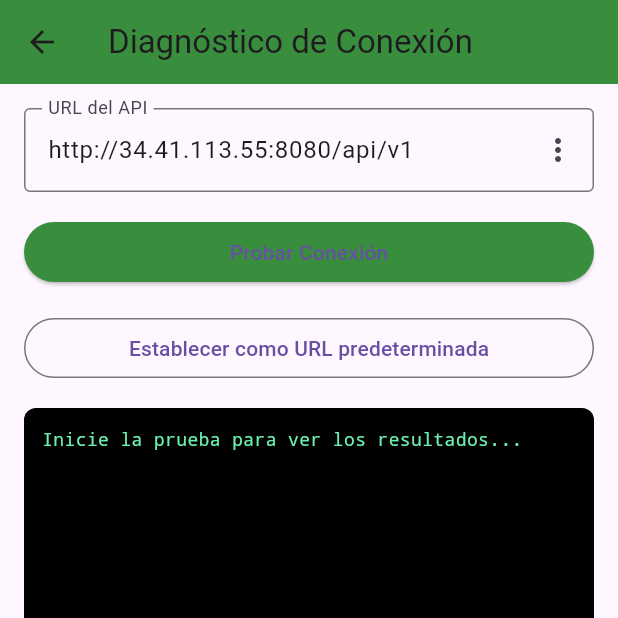
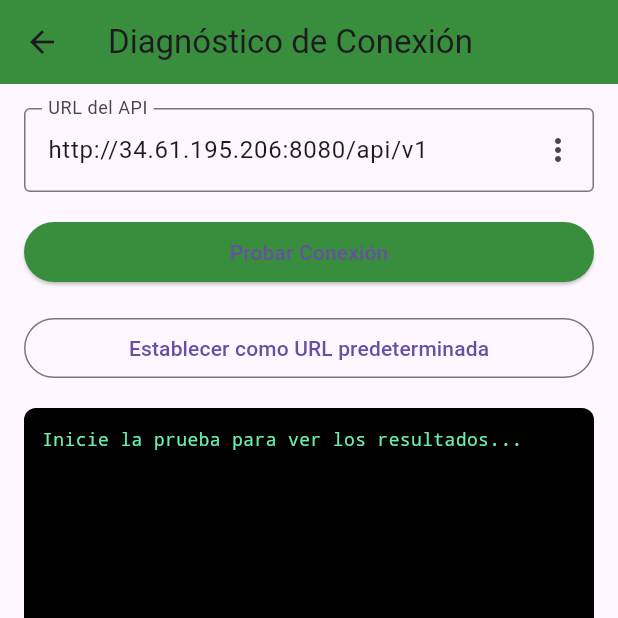
Before and after one commit to SteevenRiofrio/riocaja_smart_frontend, a Flutter app: the DebugScreen screen opened directly, on a phone screen of 412 x 824 dp, the top half of it. Run offline on Flutter 3.47's test engine with Material 3 defaults, Android fonts, the phone set to English and light mode, and no system bars; our stand-ins replace camera, firebase_core, pdf, share_plus, shared_preferences; missing offline and left inert: google_mlkit_text_recognition; accounts and stored records are empty.

Commit message:
cambio de ip

```diff
--- a/lib/screens/debug_screen.dart
+++ b/lib/screens/debug_screen.dart
@@ -18,7 +18,7 @@ class _DebugScreenState extends State<DebugScreen> {
   TextEditingController _urlController = TextEditingController();
 
   // Lista simplificada con únicamente la IP del servidor Debian
-  List<String> _predefinedUrls = ['http://34.41.113.55/api/v1'];
+  List<String> _predefinedUrls = ['http://34.61.195.206/api/v1'];
 
   @override
   void initState() {
--- a/lib/services/admin_service.dart
+++ b/lib/services/admin_service.dart
@@ -8,7 +8,7 @@ import 'package:riocaja_smart/screens/login_screen.dart';
 
 class AdminService {
   // Misma base URL que usamos para el API
-  String baseUrl = 'http://34.41.113.55:8080/api/v1/auth';
+  String baseUrl = 'http://34.61.195.206:8080/api/v1/auth';
   String? _authToken;
   BuildContext? _context;
 
--- a/lib/services/api_service.dart
+++ b/lib/services/api_service.dart
@@ -11,7 +11,7 @@ import 'package:riocaja_smart/screens/login_screen.dart';
 
 class ApiService {
   // URL con dirección IP directa
-  String baseUrl = 'http://34.41.113.55:8080/api/v1';
+  String baseUrl = 'http://34.61.195.206:8080/api/v1';
 
   // Token de autenticación
   String? _authToken;
@@ -239,7 +239,6 @@ class ApiService {
     }
   }
 
-  // MEJORADO: Guardar un nuevo comprobante con información del usuario
   Future<bool> saveReceipt(Receipt receipt) async {
     try {
       final url = '$baseUrl/receipts/';
--- a/lib/services/auth_service.dart
+++ b/lib/services/auth_service.dart
@@ -6,7 +6,7 @@ import 'package:riocaja_smart/models/user.dart';
 
 class AuthService {
   // Usar la misma URL base que el ApiService
-  String baseUrl = 'http://34.41.113.55:8080/api/v1';
+  String baseUrl = 'http://34.61.195.206:8080/api/v1';
 
   // Token almacenado en memoria
   String? _token;
--- a/lib/services/message_service.dart
+++ b/lib/services/message_service.dart
@@ -9,7 +9,7 @@ import 'package:riocaja_smart/screens/login_screen.dart';
 
 class MessageService {
   // Misma base URL que usamos para el API
-  String baseUrl = 'http://34.41.113.55:8080/api/v1/messages';
+  String baseUrl = 'http://34.61.195.206:8080/api/v1/messages';
   String? _authToken;
   BuildContext? _context;
 
```
